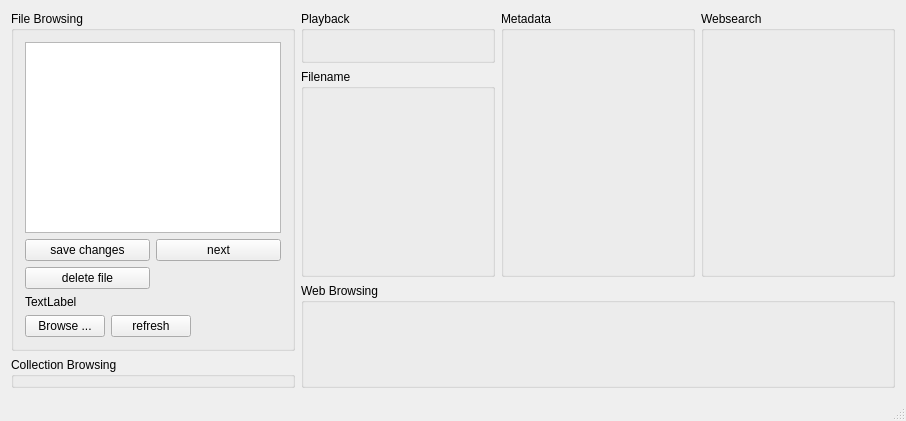
Above: TagSupporter.ui from CaptainCoke/TagSupporter before the change. Below: the same form after it.
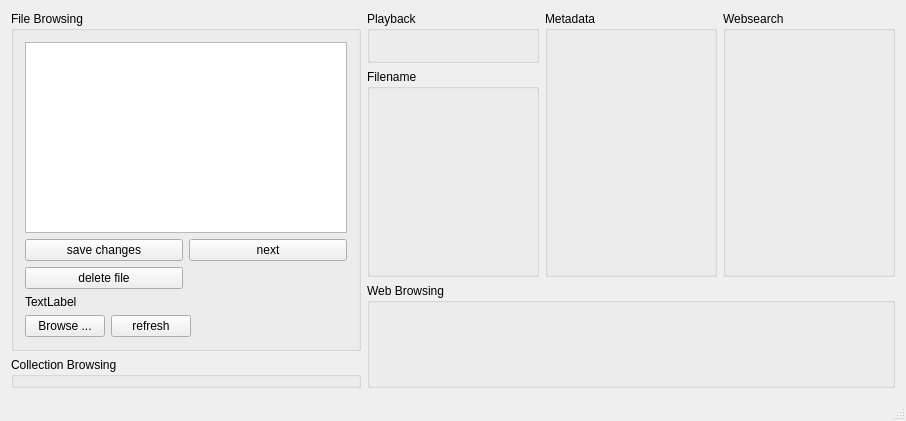
That is the form after the change. Custom widgets are drawn as their Qt base class.

Commit message: Show indicator icon in tab if database entry was matched exactly

```diff
--- a/TagSupporter.ui
+++ b/TagSupporter.ui
@@ -76,6 +76,12 @@
      <layout class="QVBoxLayout" name="FileHandlingLayout">
       <item>
        <widget class="QGroupBox" name="FileBrowsingGroup">
+        <property name="minimumSize">
+         <size>
+          <width>350</width>
+          <height>0</height>
+         </size>
+        </property>
         <property name="title">
          <string>File Browsing</string>
         </property>
```
The commit also changes 3 other files.
